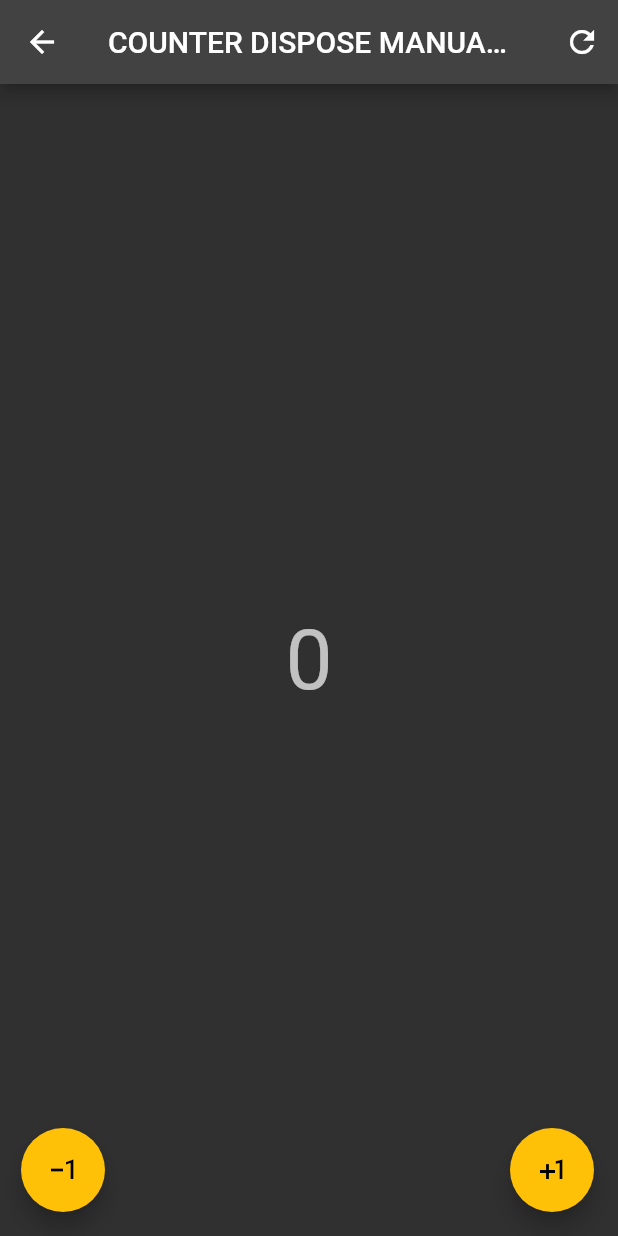
After one commit to Tukhtamurodov-Sardorbek/50.Riverpod, a Flutter app: the screen it shows after launch, after a tap on "COUNTER PAGE DISPOSE STATE MANUALLY", on a phone screen of 412 x 824 dp. The commit adds this screen. Run offline on Flutter 3.47's test engine with Material 2 defaults, Android fonts, the phone set to English and light mode, and no system bars; our stand-ins replace flutter_riverpod.

Commit message:
🔥 Code Update 🔥

```diff
--- /dev/null
+++ b/lib/pages/counter_page_reset/counter_page_manually.dart
@@ -0,0 +1,66 @@
+import 'package:flutter/material.dart';
+import 'package:flutter_riverpod/flutter_riverpod.dart';
+
+// * If we don't want to keep some expensive object forever, that takes up
+//   very much memory, disposing of things whenever they are no longer used is very handy
+
+// * In order to make the state just be reset whenever we go to the home page and then come back
+//   we just use the autoDispose modifier on our StateProvider
+final counterDisposeManuallyProvider = StateProvider((ref) => 0);
+
+
+// * In order to get access to providers, we need to make our widgets into ConsumerWidget
+class CounterPageManuallyDisposeState extends ConsumerWidget {
+  const CounterPageManuallyDisposeState({Key? key}) : super(key: key);
+
+  @override
+  Widget build(BuildContext context, WidgetRef ref) {
+    // * We can use the ref, to obtain like watch/read/listen/invalidate/reset individual providers
+
+    final int counter = ref.watch(counterDisposeManuallyProvider);
+
+    return Scaffold(
+      appBar: AppBar(
+        centerTitle: true,
+        title: const Text('COUNTER DISPOSE MANUALLY'),
+        actions: [
+          IconButton(
+              onPressed: (){
+                ref.refresh(counterDisposeManuallyProvider);
+              },
+              icon: const Icon(Icons.refresh),
+          )
+        ],
+      ),
+      body: Center(
+        child: Text(
+          counter.toString(),
+          style: Theme.of(context).textTheme.displayMedium,
+        ),
+      ),
+      floatingActionButton: Padding(
+        padding: const EdgeInsets.only(left: 30.0),
+        child: Row(
+          mainAxisAlignment: MainAxisAlignment.spaceBetween,
+          children: [
+            FloatingActionButton(
+              heroTag: 'floatingActionButton1',
+              // * notifier => manages the state, exposes state, which is mutable
+              // * If we mutate the notifier's state, it's going to mutate the actual state held in provider
+              // * So, we can modify providers' values through the notifier's state...
+              onPressed: () => ref.read(counterDisposeManuallyProvider.notifier).state--,
+              child: const Icon(Icons.exposure_minus_1),
+            ),
+            FloatingActionButton(
+              heroTag: 'floatingActionButton2',
+              // backgroundColor: Theme.of(context).primaryColor,
+              // foregroundColor: Colors.black,
+              onPressed: () => ref.read(counterDisposeManuallyProvider.notifier).state++,
+              child: const Icon(Icons.plus_one),
+            ),
+          ],
+        ),
+      ),
+    );
+  }
+}
--- a/lib/pages/home_page/home_page.dart
+++ b/lib/pages/home_page/home_page.dart
@@ -1,7 +1,8 @@
 import 'package:flutter/material.dart';
 import 'package:flutter_riverpod/flutter_riverpod.dart';
 import 'package:riverpod_learning/pages/counter_page_preserve/counter_page.dart';
-import 'package:riverpod_learning/pages/counter_page_reset/counter_page.dart';
+import 'package:riverpod_learning/pages/counter_page_reset/counter_page_auto.dart';
+import 'package:riverpod_learning/pages/counter_page_reset/counter_page_manually.dart';
 
 // * If we want to provide a string throughout the app using the Riverpod:
 // * Keep in mind! The object being provided by the provider is called state
@@ -38,13 +39,26 @@ class HomePage extends StatelessWidget {
               },
             ),
             ElevatedButton(
-              child: const Text('COUNTER PAGE RESET STATE'),
+              child: const Text('COUNTER PAGE AUTO-DISPOSE STATE'),
               onPressed: () {
                 Navigator.push(
                   context,
                   MaterialPageRoute(
                     builder: ((BuildContext context) =>
-                        const CounterPageResetState()),
+                        const CounterPageAutoDisposeState()),
+                  ),
+                );
+              },
+            ),
+            ElevatedButton(
+              child: const Text('COUNTER PAGE DISPOSE STATE MANUALLY'),
+              onPressed: () {
+                Navigator.push(
+                  context,
+                  MaterialPageRoute(
+                    builder: (
+                            (BuildContext context) => const CounterPageManuallyDisposeState()
+                    ),
                   ),
                 );
               },
```
Also changed, not shown: lib/pages/counter_page_reset/counter_page_auto.dart (renamed from lib/pages/counter_page_reset/counter_page.dart, +6 -6 lines).
